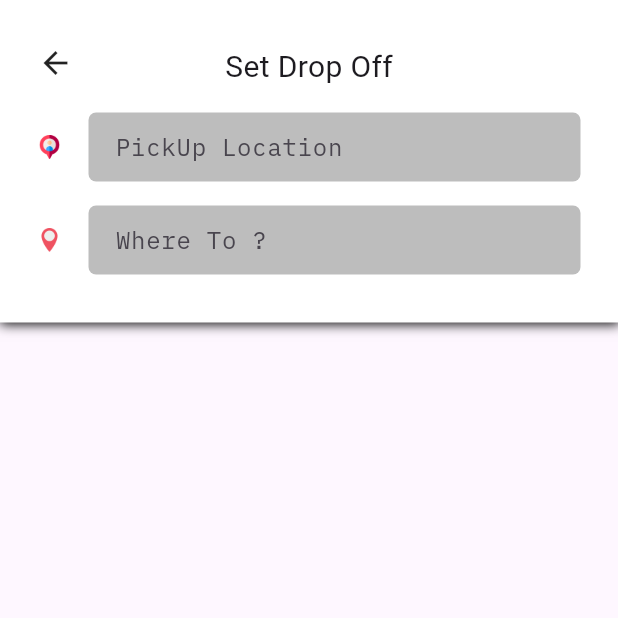
After one commit to TungAlter/KTPM-Project, a Flutter app: the SearchScreen screen opened directly, on a phone screen of 412 x 824 dp, the top half of it. The commit adds this screen. Run offline on Flutter 3.47's test engine with Material 2 defaults, Android fonts, the phone set to English and light mode, and no system bars; our stand-ins replace firebase_auth, firebase_core, firebase_database, fluttertoast, geolocator, google_maps_flutter and 1 more; accounts and stored records are empty; Roboto replaces fonts that are missing (Brand-Bold).

Commit message:
Update mobile app user
thêm tính năng auto complete khi search địa điểm đi bằng API mã nguồn mở

```diff
--- /dev/null
+++ b/Mobile/rider_app/lib/AllScreens/SearchScreen.dart
@@ -0,0 +1,255 @@
+import 'package:flutter/material.dart';
+import 'package:provider/provider.dart';
+import 'package:rider_app/Allwidgets/Divider.dart';
+import 'package:rider_app/DataHandler/appData.dart';
+import 'package:http/http.dart' as http;
+import 'dart:convert';
+
+import 'package:rider_app/Models/placePredictions.dart';
+
+class SearchScreen extends StatefulWidget {
+  const SearchScreen({super.key});
+
+  @override
+  _SearchScreenState createState() => _SearchScreenState();
+}
+
+class _SearchScreenState extends State<SearchScreen> {
+  TextEditingController pickUpTextEditingController = TextEditingController();
+  TextEditingController dropOffTextEditingController = TextEditingController();
+  List<PlacePredictions> placePredictionList = [];
+  @override
+  Widget build(BuildContext context) {
+    String placeAddress =
+        Provider.of<AppData>(context).pickUpLocation?.placeName ?? "";
+    pickUpTextEditingController.text = placeAddress;
+    return Scaffold(
+      //!khung
+      body: Column(
+        children: [
+          Container(
+            height: 215.0,
+            decoration: const BoxDecoration(
+              color: Colors.white,
+              boxShadow: [
+                BoxShadow(
+                  color: Colors.black,
+                  blurRadius: 6.0,
+                  spreadRadius: 0.5,
+                  offset: Offset(0.7, 0.7),
+                ),
+              ],
+            ),
+            child: Padding(
+              padding: const EdgeInsets.only(
+                  left: 25.0, top: 25.0, right: 25.0, bottom: 20.0),
+              child: Column(
+                //!phần chứa các dòng thông tin đi và đến
+                children: [
+                  const SizedBox(height: 5.0),
+                  Stack(
+                    children: [
+                      GestureDetector(
+                          onTap: () {
+                            Navigator.pop(context);
+                          },
+                          child: const Icon(Icons.arrow_back)),
+                      const Center(
+                        child: Text(
+                          "Set Drop Off",
+                          style: TextStyle(
+                              fontSize: 20.0, fontFamily: "Brand-Bold"),
+                        ),
+                      ),
+                    ],
+                  ),
+                  const SizedBox(height: 16.0),
+                  Row(
+                    //!pick
+                    children: [
+                      Image.asset(
+                        "images/pickicon.png",
+                        height: 16.0,
+                        width: 16.0,
+                      ),
+                      const SizedBox(
+                        width: 18.0,
+                      ),
+                      Expanded(
+                        child: Container(
+                          decoration: BoxDecoration(
+                            color: Colors.grey[400],
+                            borderRadius: BorderRadius.circular(5.0),
+                          ),
+                          child: Padding(
+                            padding: const EdgeInsets.all(3.0),
+                            child: TextField(
+                              controller: pickUpTextEditingController,
+                              decoration: InputDecoration(
+                                hintText: "PickUp Location",
+                                fillColor: Colors.grey[400],
+                                filled: true,
+                                border: InputBorder.none,
+                                isDense: true,
+                                contentPadding: const EdgeInsets.only(
+                                    left: 11.0, top: 8.0, bottom: 8.0),
+                              ),
+                            ),
+                          ),
+                        ),
+                      ),
+                    ],
+                  ),
+                  const SizedBox(height: 16.0),
+                  Row(
+                    //!dest
+                    children: [
+                      Image.asset(
+                        "images/desticon.png",
+                        height: 16.0,
+                        width: 16.0,
+                      ),
+                      const SizedBox(
+                        width: 18.0,
+                      ),
+                      Expanded(
+                        child: Container(
+                          decoration: BoxDecoration(
+                            color: Colors.grey[400],
+                            borderRadius: BorderRadius.circular(5.0),
+                          ),
+                          child: Padding(
+                            padding: const EdgeInsets.all(3.0),
+                            child: TextField(
+                              onChanged: (val) {
+                                findPlace(val);
+                              },
+                              controller: dropOffTextEditingController,
+                              decoration: InputDecoration(
+                                hintText: "Where To ?",
+                                fillColor: Colors.grey[400],
+                                filled: true,
+                                border: InputBorder.none,
+                                isDense: true,
+                                contentPadding: const EdgeInsets.only(
+                                    left: 11.0, top: 8.0, bottom: 8.0),
+                              ),
+                            ),
+                          ),
+                        ),
+                      ),
+                    ],
+                  ),
+                ],
+              ),
+            ),
+          ),
+          //!tile for predition
+          const SizedBox(
+            height: 10.0,
+          ),
+          (placePredictionList.isNotEmpty)
+              ? Padding(
+                  padding: const EdgeInsets.symmetric(
+                      vertical: 8.0, horizontal: 16.0),
+                  child: ListView.separated(
+                    padding: const EdgeInsets.all(0.0),
+                    itemBuilder: (context, index) {
+                      return PredictionTitle(
+                        placePredictions: placePredictionList[index],
+                      );
+                    },
+                    separatorBuilder: (BuildContext context, index) =>
+                        const DividerWidget(),
+                    itemCount: placePredictionList.length,
+                    shrinkWrap: true,
+                    physics: const ClampingScrollPhysics(),
+                  ),
+                )
+              : Container(),
+        ],
+      ),
+    );
+  }
+
+  void findPlace(String placeName) async {
+    if (placeName.isNotEmpty) {
+      String formattedPlaceName = placeName.replaceAll(' ', '+');
+      String autoCompleteURL =
+          "https://nominatim.openstreetmap.org/search?addressdetails=1&q=$formattedPlaceName,Hồ+Chí+Minh,vn&format=json&limit=5";
+
+      var response = await http.get(Uri.parse(autoCompleteURL));
+
+      if (response.statusCode == 200) {
+        print("Place Predictions Response::");
+        //! Đảm bảo đúng encoding UTF-8
+        var utf8Response = utf8.decode(response.bodyBytes);
+        print(utf8Response);
+        //!lấy các thông tin cần thiết
+        List<dynamic> jsonResponse = json.decode(utf8Response);
+        var placeList =
+            jsonResponse.map((e) => PlacePredictions.fromJson(e)).toList();
+        setState(() {
+          placePredictionList = placeList;
+        });
+
+        //var placeList = (utf8Response as List)
+        // .map((e) => placePredictions.fromJson(e))
+        // .toList();
+      } else {
+        print("Failed to get place predictions.");
+      }
+    }
+  }
+}
+
+class PredictionTitle extends StatelessWidget {
+  final PlacePredictions placePredictions;
+  //PredictionTitle({Key key,this.placePredictions}) : super(key: key);
+  const PredictionTitle({
+    Key? key,
+    required this.placePredictions,
+  }) : super(key: key);
+
+  @override
+  Widget build(BuildContext context) {
+    return Container(
+      child: Column(
+        children: [
+          const SizedBox(width: 10.0),
+          Row(
+            children: [
+              const Icon(Icons.add_location),
+              const SizedBox(width: 14.0),
+              Expanded(
+                child: Column(
+                  crossAxisAlignment: CrossAxisAlignment.start,
+                  children: [
+                    const SizedBox(
+                      height: 8.0,
+                    ),
+                    Text(
+                      placePredictions.name,
+                      overflow: TextOverflow.ellipsis,
+                      style: const TextStyle(fontSize: 16.0),
+                    ),
+                    const SizedBox(
+                      height: 2.0,
+                    ),
+                    Text(
+                      placePredictions.display_name,
+                      overflow: TextOverflow.ellipsis,
+                      style:
+                          const TextStyle(fontSize: 14.0, color: Colors.grey),
+                    ),
+                  ],
+                ),
+              ),
+            ],
+          ),
+          const SizedBox(width: 10.0),
+        ],
+      ),
+    );
+  }
+}
--- /dev/null
+++ b/Mobile/rider_app/lib/DataHandler/appData.dart
@@ -0,0 +1,10 @@
+import 'package:flutter/cupertino.dart';
+import 'package:rider_app/Models/address.dart';
+
+class AppData extends ChangeNotifier {
+  Address? pickUpLocation;
+  void updatePickUpLocationAddress(Address pickUpAddress) {
+    pickUpLocation = pickUpAddress;
+    notifyListeners();
+  }
+}
--- /dev/null
+++ b/Mobile/rider_app/lib/Models/address.dart
@@ -0,0 +1,13 @@
+class Address {
+  String placeFormatAddress;
+  String placeName="";
+  String placeId;
+  double latitude;
+  double longtitude;
+  Address(
+      {this.placeFormatAddress="",
+      this.placeName="",
+      this.placeId="",
+      this.latitude=0,
+      this.longtitude=0});
+}
--- /dev/null
+++ b/Mobile/rider_app/lib/Models/placePredictions.dart
@@ -0,0 +1,12 @@
+class PlacePredictions {
+  late String display_name;
+  late String placeId;
+  late String name;
+  PlacePredictions({this.display_name = "", this.placeId = "", this.name = ""});
+
+  PlacePredictions.fromJson(Map<String, dynamic> json) {
+    placeId = json["place_id"].toString();
+    display_name = json["display_name"];
+    name = json["name"];
+  }
+}
```
Also changed, not shown: Mobile/rider_app/lib/AllScreens/loginScreen.dart (+23 -4 lines), Mobile/rider_app/lib/AllScreens/mainscreen.dart (+86 -23 lines), Mobile/rider_app/lib/AllScreens/registerationScreen.dart (+16 -6 lines), Mobile/rider_app/lib/Assistants/assistantMethods.dart (added, +74 -0 lines), Mobile/rider_app/lib/Assistants/requestAssistant.dart (added, +20 -0 lines), Mobile/rider_app/lib/main.dart (+10 -2 lines), Mobile/rider_app/pubspec.yaml (+8 -0 lines), Mobile/rider_app/fonts/iAWriterMonoS-Regular.ttf (added), Mobile/rider_app/pubspec.lock, 11 other files.
